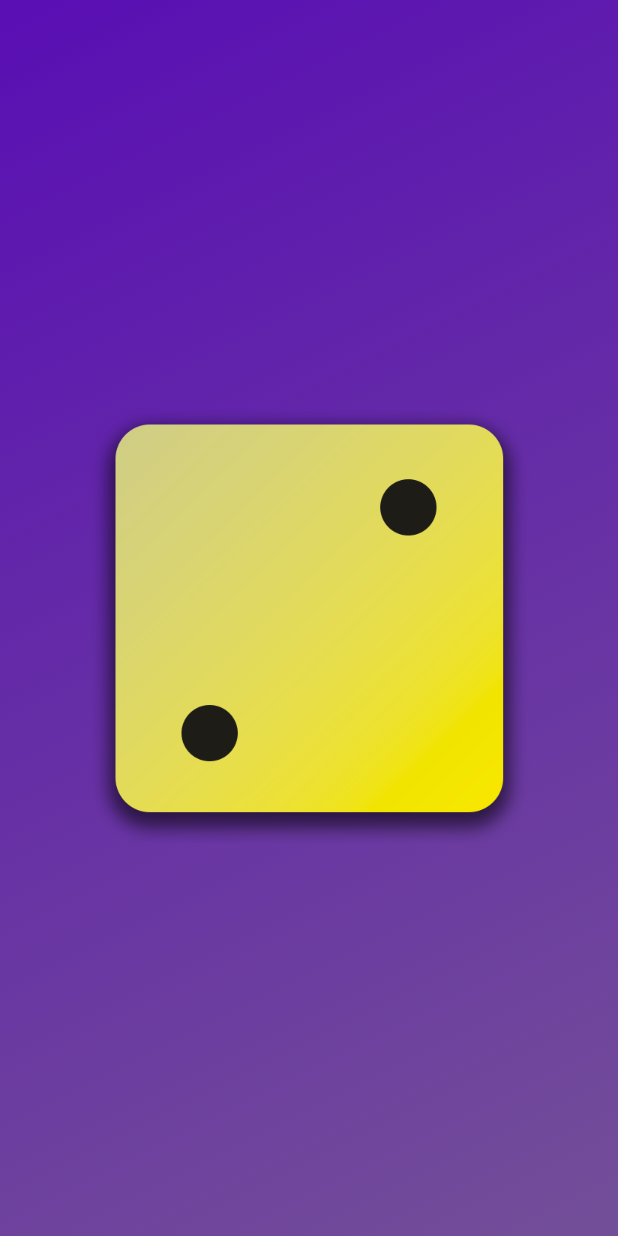
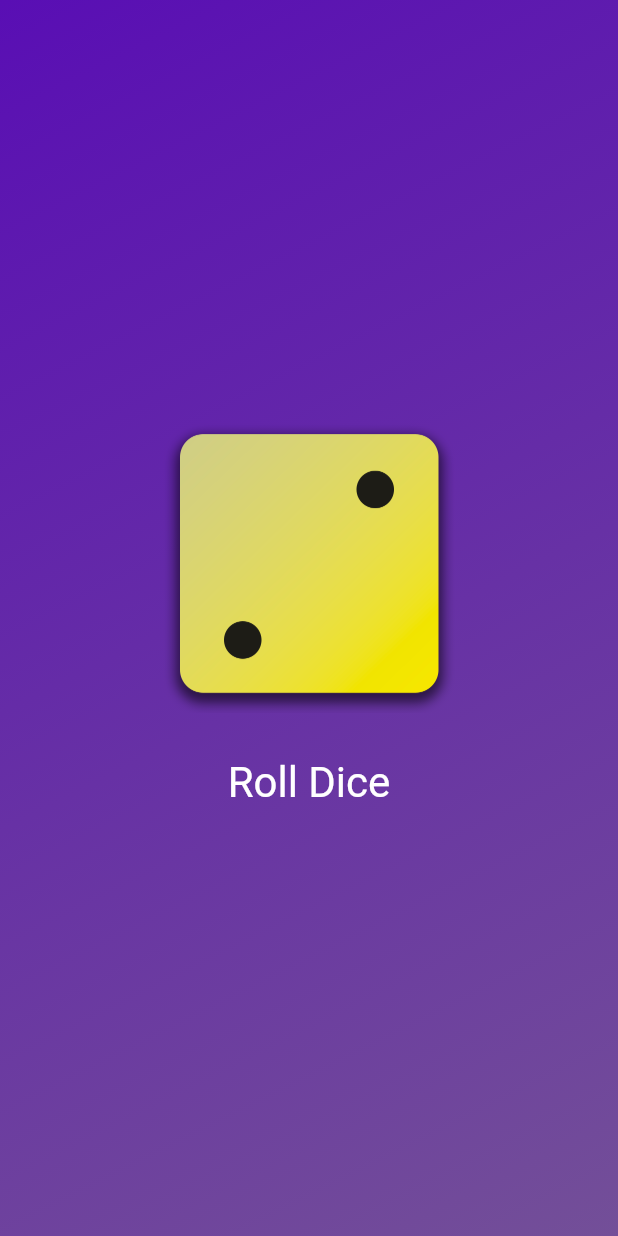
Before and after one commit to HIRWA13/Flutter-Dice-Roller-App, a Flutter app: the screen it shows after launch, on a phone screen of 412 x 824 dp. Run offline on Flutter 3.47's test engine with Material 3 defaults, Android fonts, the phone set to English and light mode, and no system bars.

Commit message:
buttons, images and working with stateful widgets

```diff
--- /dev/null
+++ b/lib/dice_roller.dart
@@ -0,0 +1,42 @@
+import 'package:flutter/material.dart';
+
+class DiceRoller extends StatefulWidget {
+  const DiceRoller({super.key});
+
+  @override
+  State<DiceRoller> createState() {
+    return _DiceRollerState();
+  }
+}
+
+class _DiceRollerState extends State<DiceRoller> {
+  var activeDiceImage = 'assets/images/dice-2.png';
+
+  void rollDice() {
+    setState(() {
+      activeDiceImage = 'assets/images/dice-6.png';
+    });
+  }
+
+  @override
+  Widget build(context) {
+    return Column(
+      mainAxisSize: MainAxisSize.min,
+      children: [
+        Image.asset(
+          activeDiceImage,
+          width: 200,
+        ),
+        const SizedBox(height: 20),
+        TextButton(
+          onPressed: rollDice,
+          style: TextButton.styleFrom(
+              padding: const EdgeInsets.all(10),
+              foregroundColor: Colors.white,
+              textStyle: const TextStyle(fontSize: 28)),
+          child: const Text('Roll Dice'),
+        )
+      ],
+    );
+  }
+}
--- a/lib/gradient_container.dart
+++ b/lib/gradient_container.dart
@@ -1,4 +1,6 @@
 import 'package:flutter/material.dart';
+
+import 'package:flutter_mind/dice_roller.dart';
 
 var startAlignment = Alignment.topLeft;
 var endAlignment = Alignment.bottomRight;
@@ -8,19 +10,19 @@
 
   final List<Color> gradientColors;
 
+
+
   @override
   Widget build(context) {
     return Container(
-      decoration: BoxDecoration(
-          gradient: LinearGradient(
-              colors: gradientColors,
-              begin: startAlignment,
-              end: endAlignment)),
-      child: Center(
-          child: Image.asset(
-        'assets/images/dice-2.png',
-        width: 300,
-      )),
-    );
+        decoration: BoxDecoration(
+            gradient: LinearGradient(
+                colors: gradientColors,
+                begin: startAlignment,
+                end: endAlignment
+                )),
+        child: const Center(
+          child: DiceRoller()
+        ));
   }
 }
```
